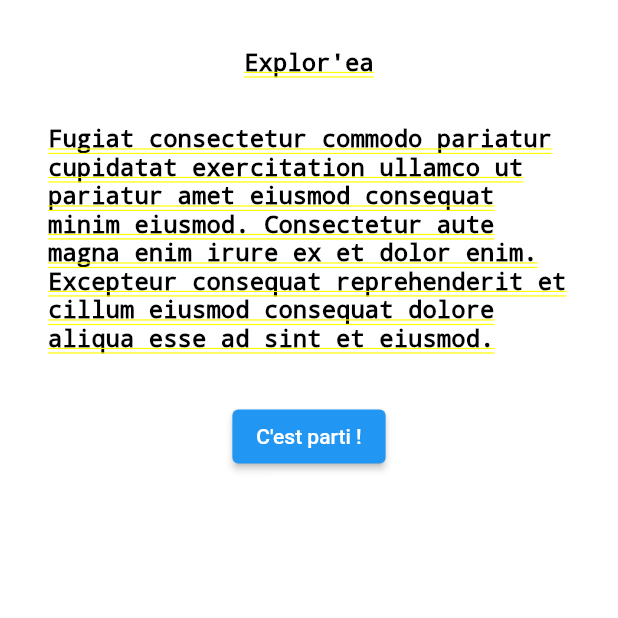
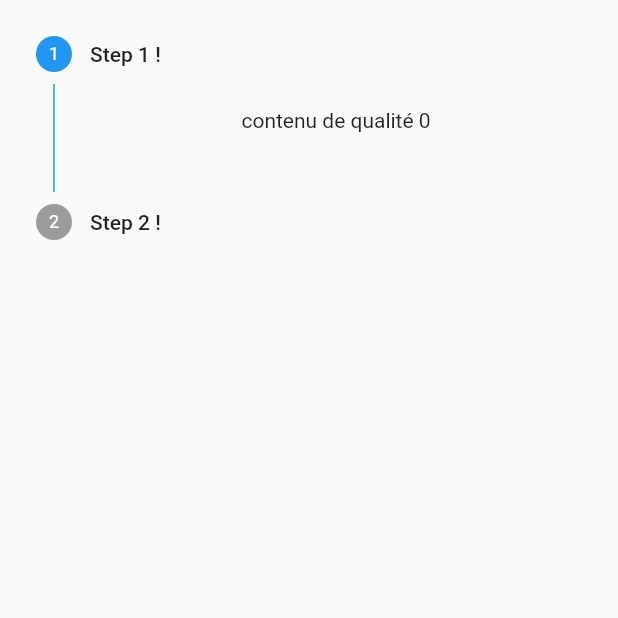
Before and after one commit to Explor-ea/exploreapp, a Flutter app: the screen it shows after launch, after a tap on "C'est parti !", on a phone screen of 412 x 824 dp, the top half of it. Run offline on Flutter 3.47's test engine with Material 2 defaults, Android fonts, the phone set to English and light mode, and no system bars.

Commit message:
init and test Material Stepper

```diff
--- /dev/null
+++ b/lib/pages/start_screens/newcomer/consent_stepper.dart
@@ -0,0 +1,61 @@
+import 'dart:developer';
+import 'package:flutter/material.dart';
+
+class ConsentStepper extends StatefulWidget {
+  const ConsentStepper({Key? key}) : super(key: key);
+
+  @override
+  _ConsentStepperState createState() => _ConsentStepperState();
+}
+
+class _ConsentStepperState extends State<ConsentStepper> {
+  int _index = 0;
+
+  @override
+  Widget build(BuildContext context) {
+    return Scaffold(
+      body: Stepper(
+        controlsBuilder: (context, {onStepCancel, onStepContinue}) => Row(
+          children: [],
+        ),
+        steps: <Step>[
+          Step(
+              isActive: _index == 0,
+              title: const Text("Step 1 !"),
+              content: Container(
+                alignment: Alignment.center,
+                child: Text("contenu de qualité " + _index.toString()),
+              )),
+          Step(
+              isActive: _index == 1,
+              title: const Text("Step 2 !"),
+              content: Container(
+                alignment: Alignment.center,
+                child: const Text("contenu encore"),
+              ))
+        ],
+        currentStep: _index,
+        onStepCancel: () {
+          if (_index > 0) {
+            setState(() {
+              _index -= 1;
+            });
+          }
+        },
+        onStepContinue: () {
+          if (_index <= 0) {
+            setState(() {
+              _index += 1;
+            });
+          }
+        },
+        onStepTapped: (int newIndex) {
+          log("hey tapped");
+          setState(() {
+            _index = newIndex;
+          });
+        },
+      ),
+    );
+  }
+}
--- a/lib/pages/start_screens/newcomer/home.dart
+++ b/lib/pages/start_screens/newcomer/home.dart
@@ -1,3 +1,4 @@
+import 'package:exploreapp/pages/start_screens/newcomer/consent_stepper.dart';
 import 'package:flutter/material.dart';
 
 class Home extends StatelessWidget {
@@ -24,7 +25,7 @@ class Home extends StatelessWidget {
             ElevatedButton(
                 onPressed: () => Navigator.of(context).pushReplacement(
                     MaterialPageRoute(
-                        builder: (BuildContext context) => Home())),
+                        builder: (BuildContext context) => ConsentStepper())),
                 child: Text("C'est parti !"))
           ],
         ),
```
